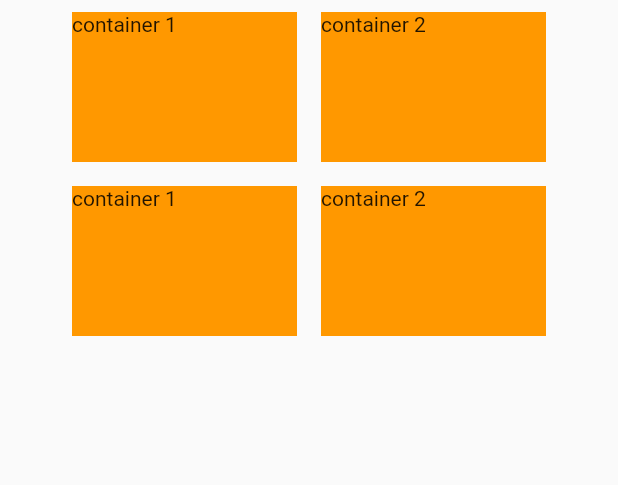
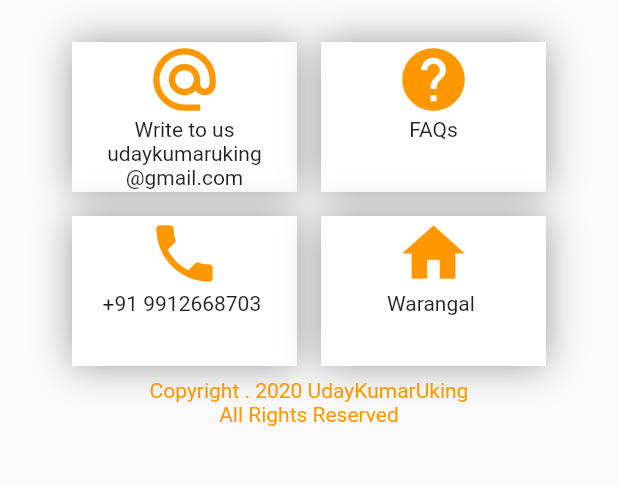
Before and after one commit to udaykumaruking/contact_us_Flutter, a Flutter app: the screen it shows after launch, on a phone screen of 412 x 824 dp, the part 597-1082 px from its top. Run offline on Flutter 3.47's test engine with Material 2 defaults, Android fonts, the phone set to English and light mode, and no system bars.

Commit message:
Added more widgets

```diff
--- a/lib/main.dart
+++ b/lib/main.dart
@@ -38,25 +38,57 @@ class contact extends StatelessWidget {
                 color: Colors.grey[800],
               ),
             ),
+            SizedBox(height: 20,),
             Row(
               mainAxisAlignment: MainAxisAlignment.center,
               children: [
                 Padding(
                   padding: const EdgeInsets.all(8.0),
                   child: Container(
+
+                    decoration: BoxDecoration(
+                        color: Colors.white,
+                      boxShadow: [
+                        BoxShadow(
+                          color: Colors.grey,
+                          blurRadius: 20,
+                        )
+                      ]
+                    ),
                     height: 100,
                     width: 150,
-                    color: Colors.orange,
-                    child: Text('container 1 '),
+
+                    //color: Colors.white,
+                    child: Column(
+                      children: [
+                        Icon(Icons.alternate_email, color: Colors.orange, size: 50,),
+                        Text('Write to us'),
+                        Text('udaykumaruking\n@gmail.com', textAlign: TextAlign.center,),
+                      ],
+                    ),
                   ),
                 ),
                 Padding(
                   padding: const EdgeInsets.all(8.0),
                   child: Container(
+                    decoration: BoxDecoration(
+                        color: Colors.white,
+                      boxShadow: [
+                        BoxShadow(
+                          color: Colors.grey,
+                          blurRadius: 20,
+                        )
+                      ]
+                    ),
                     height: 100,
                     width: 150,
-                    color: Colors.orange,
-                    child: Text('container 2 '),
+                    // color: Colors.white,
+                    child: Column(
+                      children: [
+                        Icon(Icons.help, color: Colors.orange, size: 50,),
+                        Text('FAQs'),
+                      ],
+                    ),
                   ),
                 ),
               ],
@@ -67,10 +99,24 @@ class contact extends StatelessWidget {
                 Padding(
                   padding: const EdgeInsets.all(8.0),
                   child: Container(
+                    decoration: BoxDecoration(
+                        color: Colors.white,
+                      boxShadow: [
+                        BoxShadow(
+                          color: Colors.grey,
+                          blurRadius: 20,
+                        )
+                      ]
+                    ),
                     height: 100,
                     width: 150,
-                    color: Colors.orange,
-                    child: Text('container 1 '),
+                    // color: Colors.white,
+                    child: Column(
+                      children: [
+                        Icon(Icons.phone, color: Colors.orange, size: 50,),
+                        Text('+91 9912668703 '),
+                      ],
+                    ),
                   ),
                 ),
                 Padding(
@@ -78,14 +124,33 @@ class contact extends StatelessWidget {
                   child: Container(
                     height: 100,
                     width: 150,
-                    color: Colors.orange,
-                    child: Text('container 2 '),
+                    decoration: BoxDecoration(
+                      color: Colors.white,
+                      boxShadow: [
+                        BoxShadow(
+                          color: Colors.grey,
+                          blurRadius: 20,
+                        )
+                      ]
+                    ),
+                    //color: Colors.white,
+                    child: Column(
+                      children: [
+                        Icon(Icons.home, color: Colors.orange, size: 50,),
+                        Text('Warangal '),
+                      ],
+                    ),
                   ),
                 ),
               ],
-            )
+
+            ),
+            Text('Copyright . 2020 UdayKumarUking', style: TextStyle(color: Colors.orange),),
+            Text('All Rights Reserved', style: TextStyle(color: Colors.orange),),
           ],
+
         ),
+
       ),
     );
   }
```
